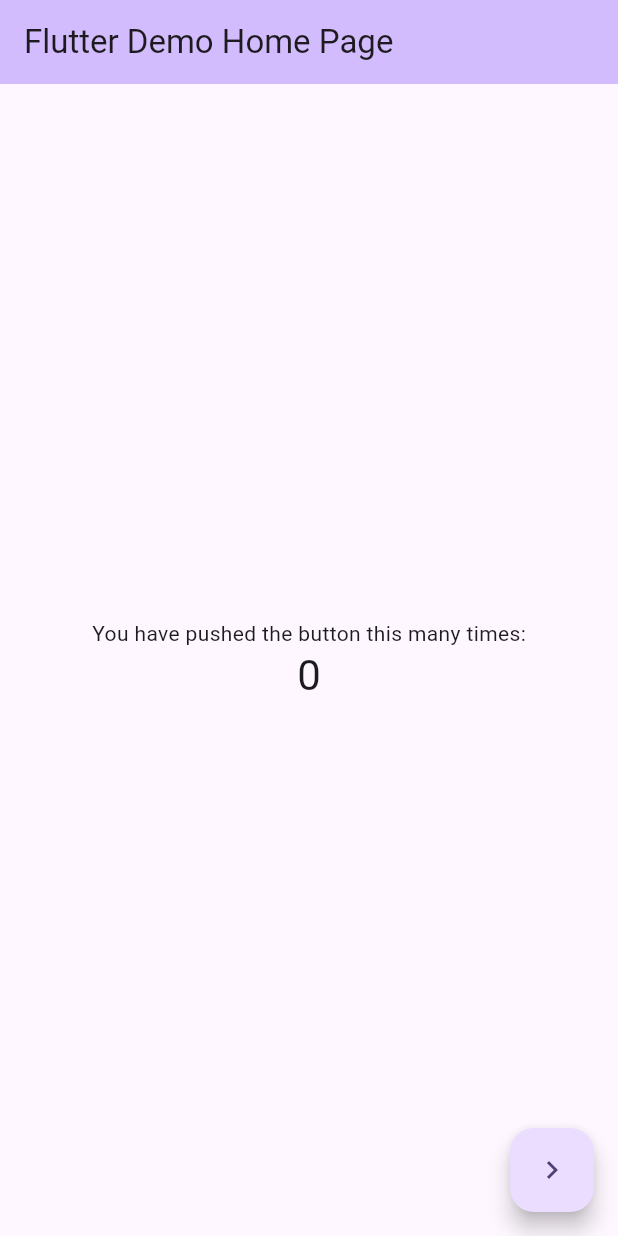
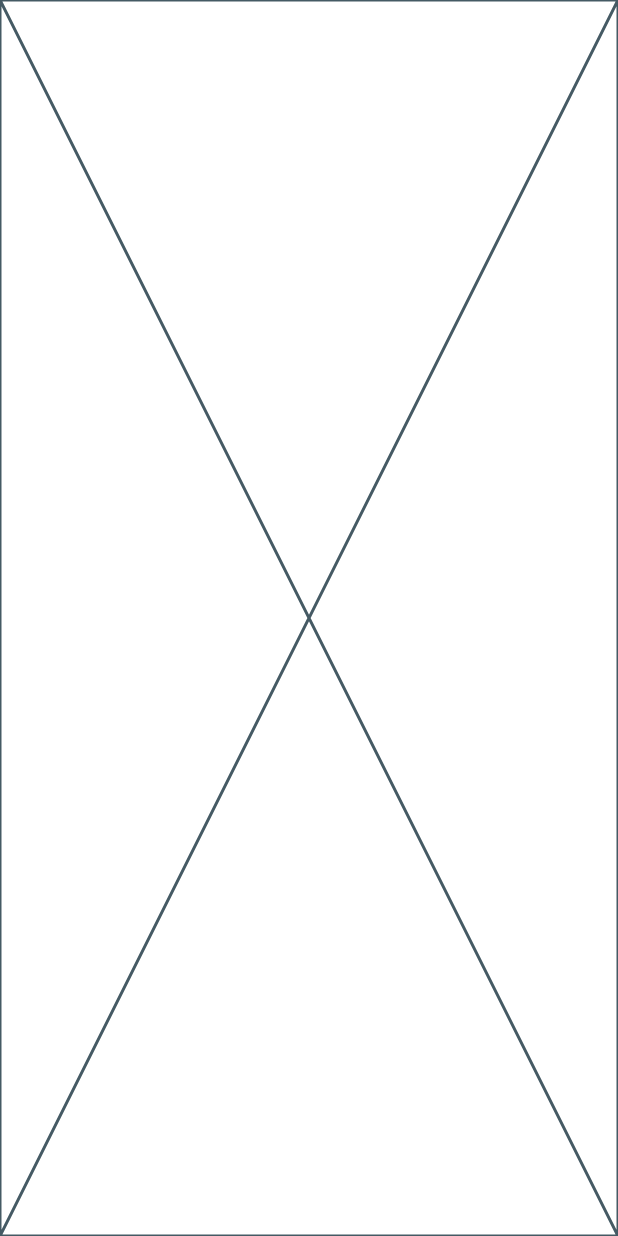
Before and after one commit to VISHALCHAND007/Learning_bloc, a Flutter app: the screen it shows after launch, on a phone screen of 412 x 824 dp. Run offline on Flutter 3.47's test engine with Material 3 defaults, Android fonts, the phone set to English and light mode, and no system bars.

Commit message:
Initial setup.

```diff
--- a/lib/bloc/counter_bloc.dart
+++ /dev/null
@@ -1,17 +0,0 @@
-import 'package:flutter_bloc/flutter_bloc.dart';
-
-sealed class CounterEvents{}
-
-class CounterIncrement extends CounterEvents {}
-class CounterDecrement extends CounterEvents {}
-
-class CounterBloc extends Bloc<CounterEvents, int>{
-  CounterBloc() : super(0) {
-    on<CounterIncrement>((event, emit){
-      emit(state + 1);
-    });
-    on<CounterDecrement>((event, emit){
-      emit(state - 1);
-    });
-  }
-}
--- a/lib/bloc/page_one_bloc.dart
+++ /dev/null
@@ -1,49 +0,0 @@
-import 'package:flutter/material.dart';
-import 'package:flutter_bloc/flutter_bloc.dart';
-import 'package:learning_bloc/bloc/counter_bloc.dart';
-import 'package:learning_bloc/bloc/inc_dec_page_bloc.dart';
-
-class PageOneBloc extends StatelessWidget {
-  final String title;
-  const PageOneBloc({required this.title, super.key});
-
-  @override
-  Widget build(BuildContext context) {
-    return Scaffold(
-      appBar: AppBar(
-        backgroundColor: Theme
-            .of(context)
-            .colorScheme
-            .inversePrimary,
-
-        title: Text(title),
-      ),
-      body: Center(
-        child: Column(
-          mainAxisAlignment: .center,
-          children: [
-            const Text('You have pushed the button this many times:'),
-            BlocBuilder<CounterBloc, int>(
-              builder: (context, counter) {
-                return Text(
-                  '$counter',
-                  style: Theme
-                      .of(context)
-                      .textTheme
-                      .headlineMedium,
-                );
-              },
-            ),
-          ],
-        ),
-      ),
-      floatingActionButton: FloatingActionButton(
-        onPressed: () {
-          Navigator.of(
-            context,
-          ).push(MaterialPageRoute(builder: (_) => const IncDecPageBloc()));
-        },
-        child: Icon(Icons.navigate_next),
-      ),);
-  }
-}
--- a/lib/cubit/counter_cubit.dart
+++ /dev/null
@@ -1,13 +0,0 @@
-import 'package:flutter_bloc/flutter_bloc.dart';
-
-class CounterCubit extends Cubit<int> {
-  CounterCubit() : super(0);
-
-  void increment() {
-    emit(state + 1);
-  }
-
-  void decrement() {
-    if(state > 0) emit(state - 1);
-  }
-}
--- a/lib/main.dart
+++ b/lib/main.dart
@@ -1,11 +1,5 @@
 import 'package:flutter/material.dart';
-import 'package:flutter_bloc/flutter_bloc.dart';
-import 'package:learning_bloc/bloc/counter_bloc.dart';
-import 'package:learning_bloc/bloc/page_one_bloc.dart';
-import 'package:learning_bloc/cubit/counter_cubit.dart';
-import 'package:learning_bloc/cubit_with_screens/page_one.dart';
-
-import 'home_screen.dart';
+import 'package:learning_bloc/presentation/screens/weather_screen.dart';
 
 void main() {
   runApp(const MyApp());
@@ -16,19 +10,10 @@ class MyApp extends StatelessWidget {
 
   @override
   Widget build(BuildContext context) {
-    return MultiBlocProvider(
-      // create: (_) => CounterCubit(),
-      providers: [
-        BlocProvider(create: (_) => CounterCubit()),
-        BlocProvider(create: (_) => CounterBloc()),
-      ],
-      child: MaterialApp(
-        title: 'Flutter Demo',
-        theme: ThemeData(colorScheme: .fromSeed(seedColor: Colors.deepPurple)),
-        // home: const MyHomePage(title: 'Flutter Demo Home Page'),
-        // home: const PageOne(title: 'Flutter Demo Home Page'),
-        home: const PageOneBloc(title: 'Flutter Demo Home Page'),
-      ),
+    return MaterialApp(
+      title: 'Flutter Demo',
+      theme: ThemeData(colorScheme: .fromSeed(seedColor: Colors.deepPurple)),
+      home: const WeatherScreen(),
     );
   }
 }
--- /dev/null
+++ b/lib/presentation/screens/weather_screen.dart
@@ -0,0 +1,15 @@
+import 'package:flutter/material.dart';
+
+class WeatherScreen extends StatefulWidget {
+  const WeatherScreen({super.key});
+
+  @override
+  State<WeatherScreen> createState() => _WeatherScreenState();
+}
+
+class _WeatherScreenState extends State<WeatherScreen> {
+  @override
+  Widget build(BuildContext context) {
+    return const Placeholder();
+  }
+}
```
Also changed, not shown: lib/bloc/inc_dec_page_bloc.dart (deleted, +0 -37 lines), lib/cubit_with_screens/inc_dec_page.dart (deleted, +0 -37 lines), lib/cubit_with_screens/page_one.dart (deleted, +0 -48 lines), lib/home_screen.dart (deleted, +0 -64 lines).
